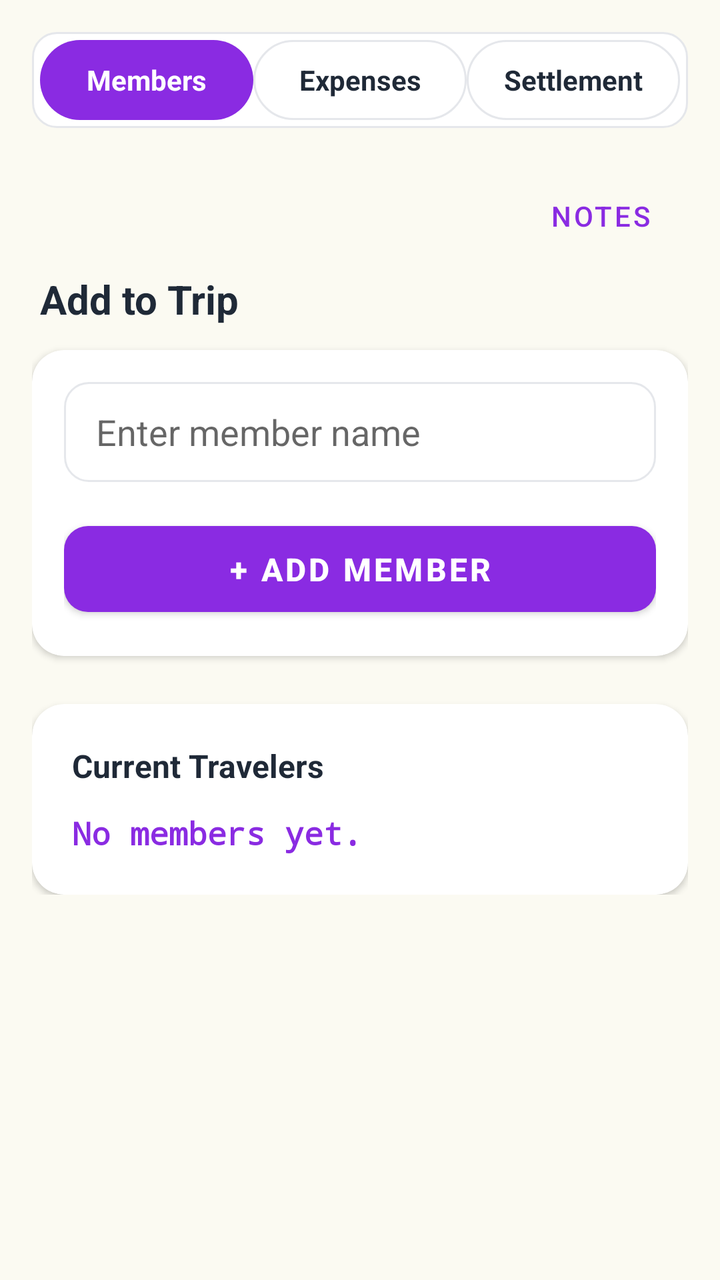
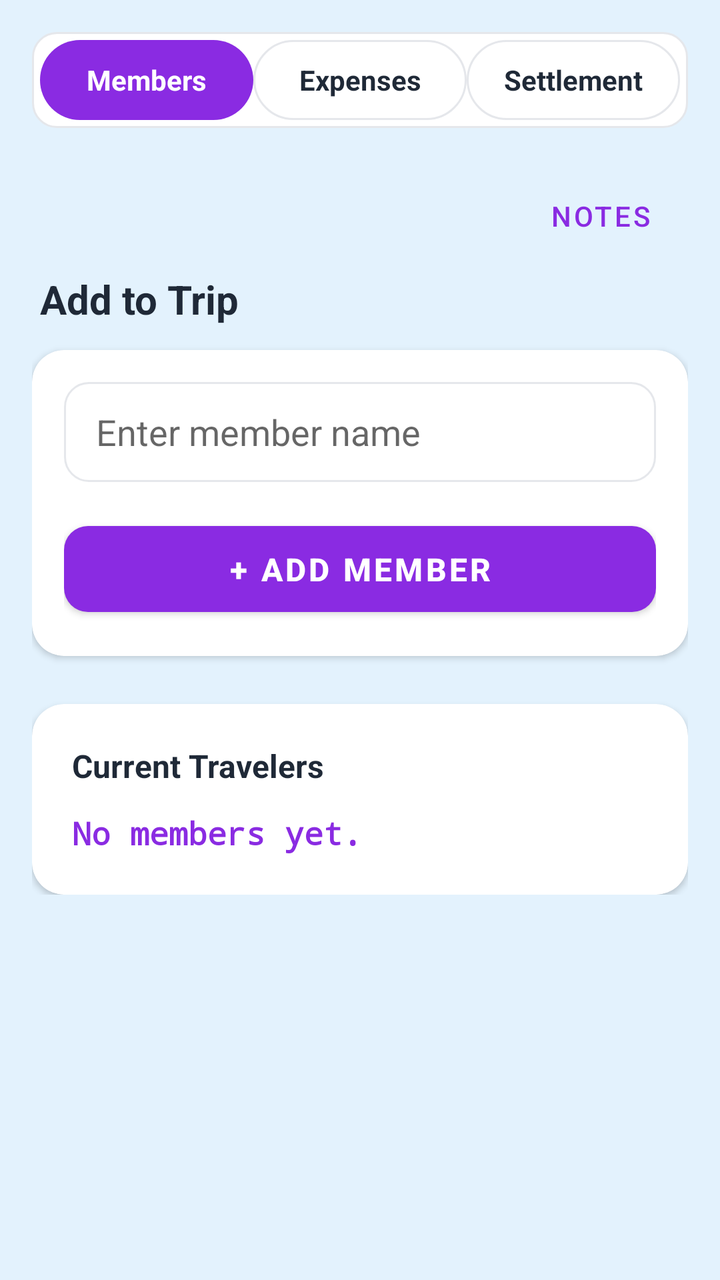

Screens rendered from an Android XML layout before and after an edit, with the pre-edit source and the edit as a unified diff.
<!-- AndroidManifest.xml: application theme Theme.TripExpense -->
<!-- res/layout/activity_main.xml -->
<?xml version="1.0" encoding="utf-8"?>
<LinearLayout xmlns:android="http://schemas.android.com/apk/res/android"
    xmlns:app="http://schemas.android.com/apk/res-auto"
    android:layout_width="match_parent"
    android:layout_height="match_parent"
    android:orientation="vertical"
    android:background="#FBFAF2">

    <LinearLayout
        android:layout_width="match_parent"
        android:layout_height="48dp"
        android:layout_margin="16dp"
        android:background="@drawable/bg_input"
        android:orientation="horizontal"
        android:padding="4dp">

        <TextView
            android:id="@+id/tabMembers"
            android:layout_width="0dp"
            android:layout_height="match_parent"
            android:layout_weight="1"
            android:background="@drawable/bg_tab_selected"
            android:gravity="center"
            android:text="Members"
            android:textColor="@color/white"
            android:textStyle="bold" />

        <TextView
            android:id="@+id/tabExpenses"
            android:layout_width="0dp"
            android:layout_height="match_parent"
            android:layout_weight="1"
            android:background="@drawable/bg_tab_unselected"
            android:gravity="center"
            android:text="Expenses"
            android:textColor="@color/text_dark"
            android:textStyle="bold" />

        <TextView
            android:id="@+id/tabSettlement"
            android:layout_width="0dp"
            android:layout_height="match_parent"
            android:layout_weight="1"
            android:background="@drawable/bg_tab_unselected"
            android:gravity="center"
            android:text="Settlement"
            android:textColor="@color/text_dark"
            android:textStyle="bold" />
    </LinearLayout>

    <com.google.android.material.button.MaterialButton
        android:id="@+id/btnOpenNotes"
        style="@style/Widget.MaterialComponents.Button.TextButton.Icon"
        android:layout_width="wrap_content"
        android:layout_height="wrap_content"
        android:text="Notes"
        android:textColor="@color/purple_primary"
        app:iconTint="@color/purple_primary"
        android:layout_gravity="end"
        android:layout_marginEnd="16dp"
        android:layout_marginTop="4dp"
        android:layout_marginBottom="4dp"/>

    <ScrollView
        android:id="@+id/scrollView"
        android:layout_width="match_parent"
        android:layout_height="match_parent"
        android:fillViewport="true">

        <FrameLayout
            android:layout_width="match_parent"
            android:layout_height="wrap_content"
            android:paddingHorizontal="16dp"
            android:paddingBottom="40dp">

            <LinearLayout
                android:id="@+id/layoutMembers"
                android:layout_width="match_parent"
                android:layout_height="wrap_content"
                android:orientation="vertical">

                <TextView
                    android:layout_width="wrap_content"
                    android:layout_height="wrap_content"
                    android:text="Add to Trip"
                    android:textColor="@color/text_dark"
                    android:textSize="20sp"
                    android:textStyle="bold"
                    android:layout_marginBottom="12dp"
                    android:layout_marginStart="4dp"/>

                <com.google.android.material.card.MaterialCardView
                    android:layout_width="match_parent"
                    android:layout_height="wrap_content"
                    app:cardBackgroundColor="@color/white"
                    app:cardCornerRadius="16dp"
                    app:cardElevation="2dp"
                    app:strokeWidth="0dp"
                    android:layout_marginBottom="24dp">

                    <LinearLayout
                        android:layout_width="match_parent"
                        android:layout_height="wrap_content"
                        android:orientation="vertical"
                        android:padding="16dp">

                        <EditText
                            android:id="@+id/etMemberName"
                            android:layout_width="match_parent"
                            android:layout_height="50dp"
                            android:background="@drawable/bg_input"
                            android:hint="Enter member name"
                            android:paddingHorizontal="16dp"
                            android:textColor="@color/text_dark"
                            android:layout_marginBottom="16dp" />

                        <com.google.android.material.button.MaterialButton
                            android:id="@+id/btnAddMember"
                            android:layout_width="match_parent"
                            android:layout_height="55dp"
                            android:text="+ Add Member"
                            android:textSize="16sp"
                            android:textStyle="bold"
                            app:backgroundTint="@color/purple_primary"
                            app:cornerRadius="12dp" />
                    </LinearLayout>
                </com.google.android.material.card.MaterialCardView>

                <com.google.android.material.card.MaterialCardView
                    android:layout_width="match_parent"
                    android:layout_height="wrap_content"
                    app:cardBackgroundColor="@color/white"
                    app:cardCornerRadius="16dp"
                    app:cardElevation="2dp"
                    app:strokeWidth="0dp">

                    <LinearLayout
                        android:layout_width="match_parent"
                        android:layout_height="wrap_content"
                        android:orientation="vertical"
                        android:padding="20dp">

                        <TextView
                            android:layout_width="wrap_content"
                            android:layout_height="wrap_content"
                            android:text="Current Travelers"
                            android:textColor="@color/text_dark"
                            android:textSize="16sp"
                            android:textStyle="bold"
                            android:layout_marginBottom="12dp" />

                        <TextView
                            android:id="@+id/tvMemberList"
                            android:layout_width="match_parent"
                            android:layout_height="wrap_content"
                            android:text="No members yet."
                            android:textColor="@color/purple_primary"
                            android:fontFamily="sans-serif-monospace" 
                            android:textStyle="bold"
                            android:textSize="16sp"
                            android:lineSpacingExtra="6dp" />
                    </LinearLayout>
                </com.google.android.material.card.MaterialCardView>
            </LinearLayout>

            <LinearLayout
                android:id="@+id/layoutExpenses"
                android:layout_width="match_parent"
                android:layout_height="wrap_content"
                android:orientation="vertical"
                android:visibility="gone">

                <TextView
                    android:layout_width="wrap_content"
                    android:layout_height="wrap_content"
                    android:text="Log New Expense"
                    android:textColor="@color/text_dark"
                    android:textSize="20sp"
                    android:textStyle="bold"
                    android:layout_marginBottom="12dp"
                    android:layout_marginStart="4dp"/>

                <com.google.android.material.card.MaterialCardView
                    android:layout_width="match_parent"
                    android:layout_height="wrap_content"
                    app:cardBackgroundColor="@color/white"
                    app:cardCornerRadius="16dp"
                    app:cardElevation="2dp"
                    app:strokeWidth="0dp"
                    android:layout_marginBottom="24dp">

                    <LinearLayout
                        android:layout_width="match_parent"
                        android:layout_height="wrap_content"
                        android:orientation="vertical"
                        android:padding="16dp">

                        <Spinner
                            android:id="@+id/spinnerPayer"
                            android:layout_width="match_parent"
                            android:layout_height="50dp"
                            android:background="@drawable/bg_input"
                            android:layout_marginBottom="12dp"/>

                        <Spinner
                            android:id="@+id/spinnerCategory"
                            android:layout_width="match_parent"
                            android:layout_height="50dp"
                            android:background="@drawable/bg_input"
                            android:layout_marginBottom="12dp"/>

                        <EditText
                            android:id="@+id/etTitle"
                            android:layout_width="match_parent"
                            android:layout_height="50dp"
                            android:background="@drawable/bg_input"
                            android:hint="Add Expense Name"
                            android:paddingHorizontal="16dp"
                            android:layout_marginBottom="12dp" />

                        <EditText
                            android:id="@+id/etAmount"
                            android:layout_width="match_parent"
                            android:layout_height="50dp"
                            android:background="@drawable/bg_input"
                            android:hint="Amount (₹)"
                            android:inputType="numberDecimal"
                            android:paddingHorizontal="16dp"
                            android:layout_marginBottom="16dp" />

                        <TextView
                            android:layout_width="wrap_content"
                            android:layout_height="wrap_content"
                            android:text="Split Between:"
                            android:textColor="@color/text_dark"
                            android:textStyle="bold"
                            android:layout_marginBottom="8dp"/>

                        <LinearLayout
                            android:id="@+id/llInvolvedMembers"
                            android:layout_width="match_parent"
                            android:layout_height="wrap_content"
                            android:orientation="vertical"
                            android:layout_marginBottom="16dp"/>

                        <com.google.android.material.button.MaterialButton
                            android:id="@+id/btnAddExpense"
                            android:layout_width="match_parent"
                            android:layout_height="55dp"
                            android:text="Save Expense"
                            android:textSize="16sp"
                            android:textStyle="bold"
                            app:backgroundTint="@color/purple_primary"
                            app:cornerRadius="12dp" />
                    </LinearLayout>
                </com.google.android.material.card.MaterialCardView>

                <com.google.android.material.card.MaterialCardView
                    android:layout_width="match_parent"
                    android:layout_height="wrap_content"
                    app:cardBackgroundColor="@color/white"
                    app:cardCornerRadius="16dp"
                    app:cardElevation="2dp"
                    app:strokeWidth="0dp">

                    <LinearLayout
                        android:layout_width="match_parent"
                        android:layout_height="wrap_content"
                        android:orientation="vertical"
                        android:paddingTop="16dp">

                        <TextView
                            android:layout_width="wrap_content"
                            android:layout_height="wrap_content"
                            android:text="Expense History"
                            android:textColor="@color/text_dark"
                            android:textSize="16sp"
                            android:textStyle="bold"
                            android:layout_marginStart="16dp"
                            android:layout_marginBottom="8dp" />

     <Spinner
                            android:id="@+id/spinnerFilterPayer"
                            android:layout_width="wrap_content"
                            android:layout_height="40dp"
                            android:background="@drawable/bg_input"
                            android:paddingHorizontal="12dp"/>

                        <com.example.tripexpense.NonScrollListView
                            android:id="@+id/lvExpenses"
                            android:layout_width="match_parent"
                            android:layout_height="wrap_content" 
                            android:divider="@color/divider_color"
                            android:dividerHeight="1dp"
                            android:paddingHorizontal="16dp"
                            android:paddingBottom="16dp"/>
                    </LinearLayout>
                </com.google.android.material.card.MaterialCardView>

            </LinearLayout>

            <LinearLayout
                android:id="@+id/layoutSettlement"
                android:layout_width="match_parent"
                android:layout_height="wrap_content"
                android:orientation="vertical"
                android:visibility="gone">

                <com.github.mikephil.charting.charts.PieChart
                    android:id="@+id/pieChart"
                    android:layout_width="match_parent"
                    android:layout_height="320dp"
                    android:layout_marginBottom="24dp"/>


                <TextView
                    android:layout_width="wrap_content"
                    android:layout_height="wrap_content"
                    android:text="Final Balances"
                    android:textColor="@color/text_dark"
                    android:textSize="20sp"
                    android:textStyle="bold"
                    android:layout_marginBottom="16dp"
                    android:layout_marginStart="4dp"/>

                <com.google.android.material.button.MaterialButton
                    android:id="@+id/btnCalculate"
                    android:layout_width="match_parent"
                    android:layout_height="60dp"
                    android:text="Calculate Splits"
                    android:textSize="16sp"
                    android:textStyle="bold"
                    app:backgroundTint="@color/purple_primary"
                    app:cornerRadius="16dp"
                    app:elevation="2dp"
                    android:layout_marginBottom="12dp"/>

                <com.google.android.material.button.MaterialButton
                    android:id="@+id/btnSettleUp"
                    style="@style/Widget.MaterialComponents.Button.OutlinedButton"
                    android:layout_width="match_parent"
                    android:layout_height="60dp"
                    android:text="Log a Payment (Settle Up)"
                    android:textColor="@color/purple_primary"
                    app:strokeColor="@color/purple_primary"
                    app:strokeWidth="2dp"
                    app:cornerRadius="16dp"
                    android:layout_marginBottom="24dp"/>

                <com.google.android.material.card.MaterialCardView
                    android:layout_width="match_parent"
                    android:layout_height="wrap_content"
                    app:cardBackgroundColor="@color/white"
                    app:cardCornerRadius="16dp"
                    app:cardElevation="2dp"
                    app:strokeWidth="0dp">

                    <LinearLayout
                        android:layout_width="match_parent"
                        android:layout_height="wrap_content"
                        android:orientation="vertical"
                        android:padding="20dp">

                        <TextView
                            android:layout_width="wrap_content"
                            android:layout_height="wrap_content"
                            android:text="How to Settle Up"
                            android:textColor="@color/purple_dark"
                            android:textSize="18sp"
                            android:textStyle="bold"
                            android:layout_marginBottom="12dp"/>

                        <View
                            android:layout_width="match_parent"
                            android:layout_height="1dp"
                            android:background="@color/divider_color"
                            android:layout_marginBottom="16dp"/>

                        <TextView
                            android:id="@+id/tvResults"
                            android:layout_width="match_parent"
                            android:layout_height="wrap_content"
                            android:text="Press calculate to see who owes whom."
                            android:textColor="@color/text_dark"
                            android:textSize="16sp"
                            android:fontFamily="sans-serif-monospace"
                            android:lineSpacingExtra="10dp"/> 

                    </LinearLayout>
                </com.google.android.material.card.MaterialCardView>

                <com.google.android.material.card.MaterialCardView
                    android:layout_width="match_parent"
                    android:layout_height="wrap_content"
                    android:layout_marginTop="16dp"
                    app:cardBackgroundColor="@color/white"
                    app:cardCornerRadius="16dp"
                    app:cardElevation="2dp"
                    app:strokeWidth="0dp">

                    <LinearLayout
                        android:layout_width="match_parent"
                        android:layout_height="wrap_content"
                        android:orientation="vertical"
                        android:padding="20dp">

                        <TextView
                            android:layout_width="wrap_content"
                            android:layout_height="wrap_content"
                            android:text="Individual Summary"
                            android:textColor="@color/purple_dark"
                            android:textSize="18sp"
                            android:textStyle="bold"
                            android:layout_marginBottom="12dp"/>

                        <View
                            android:layout_width="match_parent"
                            android:layout_height="1dp"
                            android:background="@color/divider_color"
                            android:layout_marginBottom="16dp"/>

                        <TableLayout
                            android:id="@+id/tableSummary"
                            android:layout_width="match_parent"
                            android:layout_height="wrap_content"
                            android:stretchColumns="*"> 
                            
                            <TableRow android:paddingBottom="12dp">
                                <TextView
                                    android:layout_width="wrap_content"
                                    android:layout_height="wrap_content"
                                    android:text="Name"
                                    android:textColor="@color/text_gray"
                                    android:textStyle="bold"
                                    android:textSize="12sp"/>
                                
                                <TextView
                                    android:layout_width="wrap_content"
                                    android:layout_height="wrap_content"
                                    android:text="Paid"
                                    android:gravity="center"
                                    android:textColor="@color/text_gray"
                                    android:textStyle="bold"
                                    android:textSize="12sp"/>
                                
                                <TextView
                                    android:layout_width="wrap_content"
                                    android:layout_height="wrap_content"
                                    android:text="Share"
                                    android:gravity="center"
                                    android:textColor="@color/text_gray"
                                    android:textStyle="bold"
                                    android:textSize="12sp"/>
                                
                                <TextView
                                    android:layout_width="wrap_content"
                                    android:layout_height="wrap_content"
                                    android:text="Balance"
                                    android:gravity="end"
                                    android:textColor="@color/text_gray"
                                    android:textStyle="bold"
                                    android:textSize="12sp"/>
                            </TableRow>

                        </TableLayout>
                    </LinearLayout>
                </com.google.android.material.card.MaterialCardView>

                <com.google.android.material.button.MaterialButton
                    android:id="@+id/btnSeeIndividualExpenses"
                    style="@style/Widget.MaterialComponents.Button.OutlinedButton"
                    android:layout_width="match_parent"
                    android:layout_height="60dp"
                    android:layout_marginTop="16dp"
                    android:text="See Individual Expenses"
                    android:textColor="@color/purple_primary"
                    app:strokeColor="@color/purple_primary"
                    app:strokeWidth="2dp"
                    app:cornerRadius="16dp" />

                <com.google.android.material.button.MaterialButton
                    android:id="@+id/btnShareReport"
                    android:layout_width="match_parent"
                    android:layout_height="60dp"
                    android:layout_marginTop="16dp"
                    android:text="Share to WhatsApp"
                    android:textColor="@color/white"
                    android:textStyle="bold"
                    android:textSize="16sp"
                    app:backgroundTint="#25D366" 
                    app:cornerRadius="16dp" />

                
            </LinearLayout>

        </FrameLayout>
    </ScrollView>
</LinearLayout>
<!-- resources referenced by this layout -->
<resources>
  <color name="divider_color">#E5E7EB</color>
  <color name="purple_dark">#553C9A</color>
  <color name="purple_primary">#8A2BE2</color>
  <color name="text_dark">#1F2937</color>
  <color name="text_gray">#6B7280</color>
  <color name="white">#FFFFFF</color>
  <!-- drawable bg_input (drawable) -->
  <?xml version="1.0" encoding="utf-8"?>
  <shape xmlns:android="http://schemas.android.com/apk/res/android">
      <solid android:color="@color/white"/>
      <stroke android:width="1dp" android:color="@color/divider_color"/>
      <corners android:radius="12dp"/>
  </shape>
  <!-- drawable bg_tab_selected (drawable) -->
  <?xml version="1.0" encoding="utf-8"?>
  <shape xmlns:android="http://schemas.android.com/apk/res/android">
      <solid android:color="@color/purple_primary"/>
      <corners android:radius="24dp"/>
  </shape>
  <!-- drawable bg_tab_unselected (drawable) -->
  <?xml version="1.0" encoding="utf-8"?>
  <shape xmlns:android="http://schemas.android.com/apk/res/android">
      <solid android:color="@color/white"/>
      <stroke android:width="1dp" android:color="@color/divider_color"/>
      <corners android:radius="24dp"/>
  </shape>
  <style name="Theme.TripExpense" parent="Theme.MaterialComponents.Light.DarkActionBar">
          <item name="colorPrimary">@color/purple_primary</item>
          <item name="colorPrimaryDark">@color/purple_dark</item>
          <item name="colorOnPrimary">@color/white</item>
          
          <item name="materialAlertDialogTheme">@style/RoundedMaterialDialog</item>
      </style>
  <style name="RoundedMaterialDialog" parent="ThemeOverlay.MaterialComponents.MaterialAlertDialog">
          <item name="shapeAppearanceOverlay">@style/RoundedDialogShape</item>
      </style>
  <style name="RoundedDialogShape">
          <item name="cornerFamily">rounded</item>
          <item name="cornerSize">24dp</item>
      </style>
</resources>

<!-- the commit's change to res/layout/activity_main.xml (unified diff, before → after) -->
@@ -4,9 +4,7 @@
     android:layout_width="match_parent"
     android:layout_height="match_parent"
     android:orientation="vertical"
-    android:background="#FBFAF2">
-
-    <LinearLayout
+    android:background="#E3F2FD"> <LinearLayout
         android:layout_width="match_parent"
         android:layout_height="48dp"
         android:layout_margin="16dp"
@@ -269,22 +267,31 @@
                         android:orientation="vertical"
                         android:paddingTop="16dp">
 
-                        <TextView
-                            android:layout_width="wrap_content"
-                            android:layout_height="wrap_content"
-                            android:text="Expense History"
-                            android:textColor="@color/text_dark"
-                            android:textSize="16sp"
-                            android:textStyle="bold"
+                        <LinearLayout
+                            android:layout_width="match_parent"
+                            android:layout_height="wrap_content"
+                            android:orientation="horizontal"
+                            android:gravity="center_vertical"
                             android:layout_marginStart="16dp"
-                            android:layout_marginBottom="8dp" />
-
-     <Spinner
-                            android:id="@+id/spinnerFilterPayer"
-                            android:layout_width="wrap_content"
-                            android:layout_height="40dp"
-                            android:background="@drawable/bg_input"
-                            android:paddingHorizontal="12dp"/>
+                            android:layout_marginEnd="16dp"
+                            android:layout_marginBottom="8dp">
+
+                            <TextView
+                                android:layout_width="0dp"
+                                android:layout_height="wrap_content"
+                                android:layout_weight="1"
+                                android:text="Expense History"
+                                android:textColor="@color/text_dark"
+                                android:textSize="18sp"
+                                android:textStyle="bold" />
+
+                            <Spinner
+                                android:id="@+id/spinnerFilterPayer"
+                                android:layout_width="wrap_content"
+                                android:layout_height="40dp"
+                                android:background="@drawable/bg_input"
+                                android:paddingHorizontal="12dp"/>
+                        </LinearLayout>
 
                         <com.example.tripexpense.NonScrollListView
                             android:id="@+id/lvExpenses"
@@ -311,7 +318,6 @@
                     android:layout_width="match_parent"
                     android:layout_height="320dp"
                     android:layout_marginBottom="24dp"/>
-
 
                 <TextView
                     android:layout_width="wrap_content"
@@ -466,12 +472,39 @@
                     </LinearLayout>
                 </com.google.android.material.card.MaterialCardView>
 
+                <TextView
+                    android:layout_width="wrap_content"
+                    android:layout_height="wrap_content"
+                    android:text="Day-Wise Spending"
+                    android:textColor="@color/purple_dark"
+                    android:textSize="18sp"
+                    android:textStyle="bold"
+                    android:layout_marginTop="24dp"
+                    android:layout_marginBottom="12dp"
+                    android:layout_marginStart="4dp"/>
+
+                <com.google.android.material.card.MaterialCardView
+                    android:layout_width="match_parent"
+                    android:layout_height="wrap_content"
+                    app:cardBackgroundColor="@color/white"
+                    app:cardCornerRadius="16dp"
+                    app:cardElevation="2dp"
+                    app:strokeWidth="0dp">
+
+                    <LinearLayout
+                        android:id="@+id/llDayWiseSummary"
+                        android:layout_width="match_parent"
+                        android:layout_height="wrap_content"
+                        android:orientation="vertical"
+                        android:padding="20dp"/>
+                </com.google.android.material.card.MaterialCardView>
+
                 <com.google.android.material.button.MaterialButton
                     android:id="@+id/btnSeeIndividualExpenses"
                     style="@style/Widget.MaterialComponents.Button.OutlinedButton"
                     android:layout_width="match_parent"
                     android:layout_height="60dp"
-                    android:layout_marginTop="16dp"
+                    android:layout_marginTop="24dp"
                     android:text="See Individual Expenses"
                     android:textColor="@color/purple_primary"
                     app:strokeColor="@color/purple_primary"
@@ -489,7 +522,6 @@
                     android:textSize="16sp"
                     app:backgroundTint="#25D366" 
                     app:cornerRadius="16dp" />
-
                 
             </LinearLayout>
 
